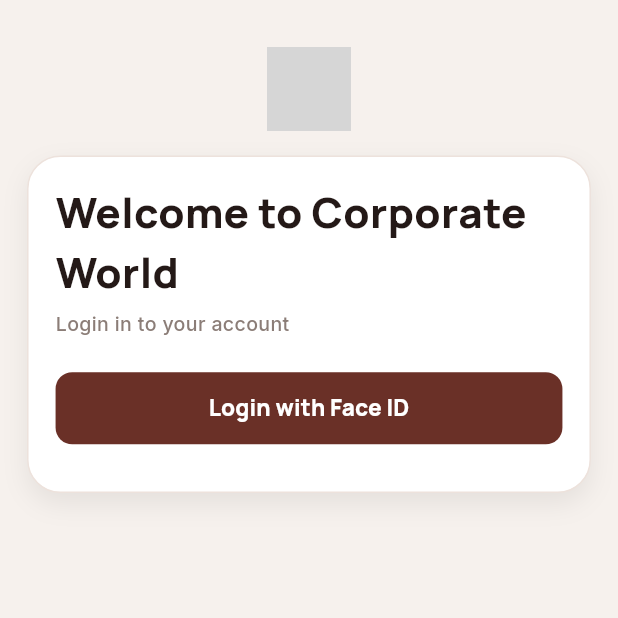
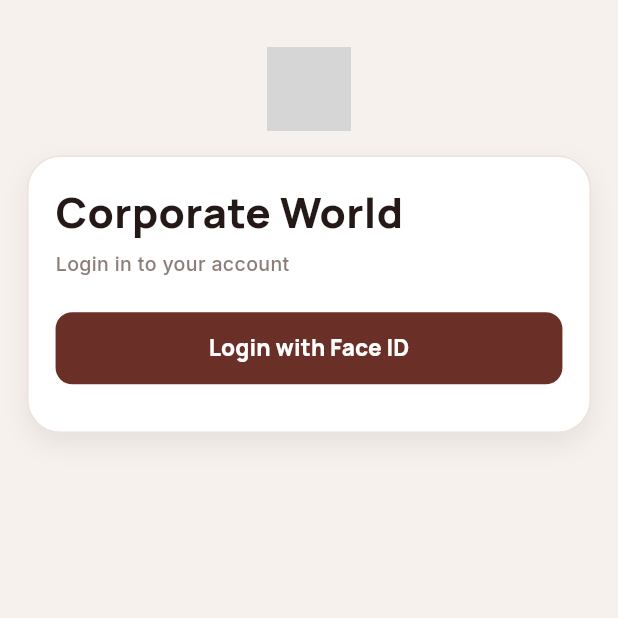
Before and after one commit to Girdhar01Gopal/MONTEAGE_EMPLOYEE, a Flutter app: the screen it shows after launch, on a phone screen of 412 x 824 dp, the top half of it. Run offline on Flutter 3.47's test engine with Material 3 defaults, Android fonts, the phone set to English and light mode, and no system bars; our stand-ins replace flutter_screenutil, geocoding, geolocator, get, get_storage, google_fonts and 2 more; missing offline and left inert: google_mlkit_face_detection; accounts and stored records are empty; grey boxes are pictures that could not be loaded.

Commit message:
march 2026 update

```diff
--- a/lib/screens/login_screen.dart
+++ b/lib/screens/login_screen.dart
@@ -351,7 +351,7 @@ class LoginScreen extends StatelessWidget {
                           crossAxisAlignment: CrossAxisAlignment.start,
                           children: [
                             Text(
-                              "Welcome to Corporate World",
+                              "Corporate World",
                               style: GoogleFonts.manrope(
                                 fontSize: 28.sp,
                                 fontWeight: FontWeight.w800,
```
